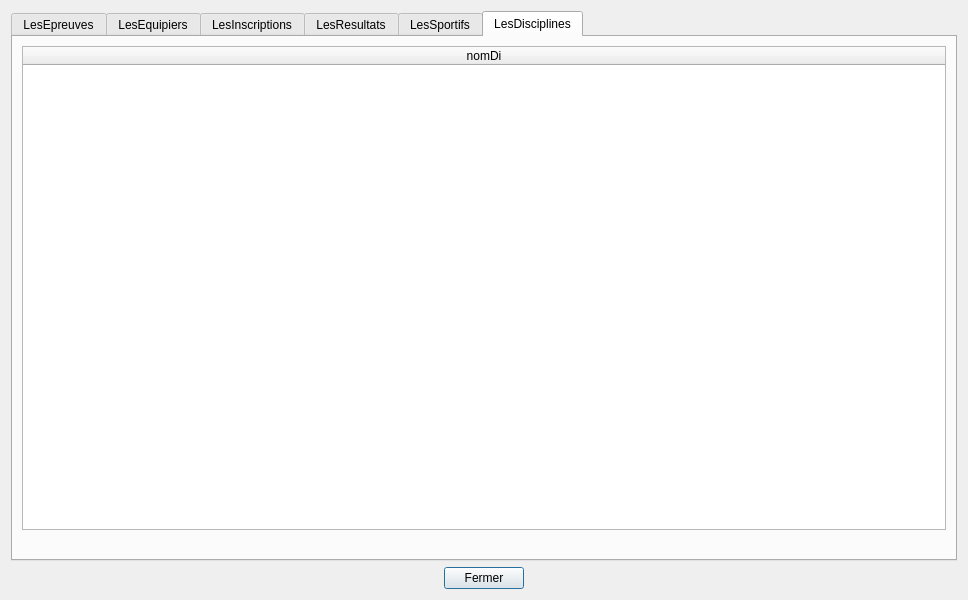
Qt form gui/tablesData.ui (NoxFly/CEBD-project-competition) before a commit.
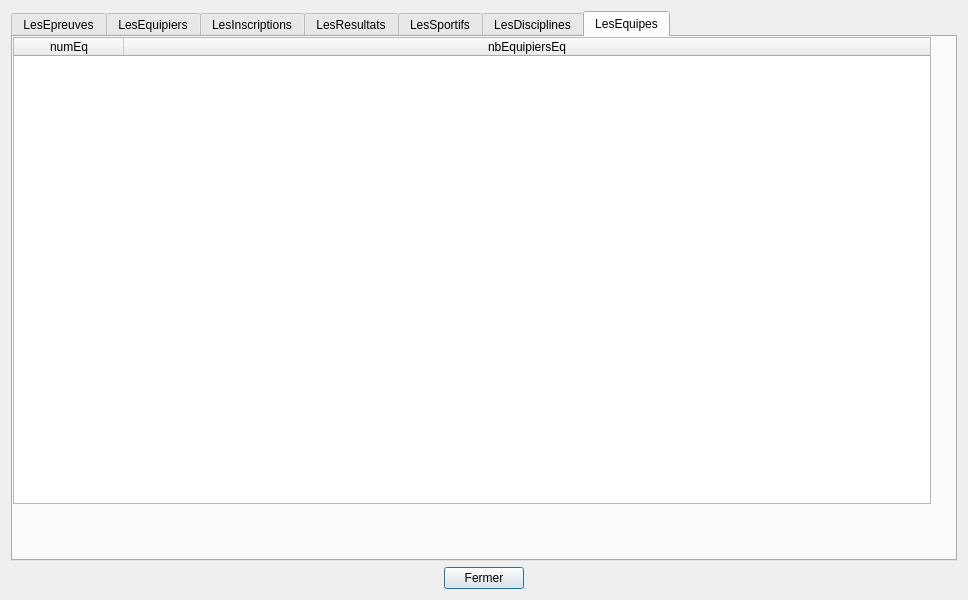
The same form after that commit.

Commit message: 1.2 & 1.4 : add views LesEquipes and LesSportifs and adapt output

Diff of the .ui file:
```diff
--- a/gui/tablesData.ui
+++ b/gui/tablesData.ui
@@ -29,7 +29,7 @@
    <item>
     <widget class="QTabWidget" name="tabWidget">
      <property name="currentIndex">
-      <number>5</number>
+      <number>6</number>
      </property>
      <widget class="QWidget" name="tabEpreuves">
       <attribute name="title">
@@ -619,6 +619,96 @@
        </item>
       </layout>
      </widget>
+     <widget class="QWidget" name="LesEquipes">
+      <attribute name="title">
+       <string>LesEquipes</string>
+      </attribute>
+      <widget class="QLabel" name="label_equipes">
+       <property name="geometry">
+        <rect>
+         <x>10</x>
+         <y>490</y>
+         <width>918</width>
+         <height>16</height>
+        </rect>
+       </property>
+       <property name="palette">
+        <palette>
+         <active>
+          <colorrole role="WindowText">
+           <brush brushstyle="SolidPattern">
+            <color alpha="255">
+             <red>255</red>
+             <green>0</green>
+             <blue>0</blue>
+            </color>
+           </brush>
+          </colorrole>
+         </active>
+         <inactive>
+          <colorrole role="WindowText">
+           <brush brushstyle="SolidPattern">
+            <color alpha="255">
+             <red>255</red>
+             <green>0</green>
+             <blue>0</blue>
+            </color>
+           </brush>
+          </colorrole>
+         </inactive>
+         <disabled>
+          <colorrole role="WindowText">
+           <brush brushstyle="SolidPattern">
+            <color alpha="255">
+             <red>120</red>
+             <green>120</green>
+             <blue>120</blue>
+            </color>
+           </brush>
+          </colorrole>
+         </disabled>
+        </palette>
+       </property>
+       <property name="text">
+        <string/>
+       </property>
+       <property name="alignment">
+        <set>Qt::AlignCenter</set>
+       </property>
+      </widget>
+      <widget class="QTableWidget" name="tableEquipes">
+       <property name="geometry">
+        <rect>
+         <x>0</x>
+         <y>0</y>
+         <width>918</width>
+         <height>467</height>
+        </rect>
+       </property>
+       <attribute name="horizontalHeaderDefaultSectionSize">
+        <number>110</number>
+       </attribute>
+       <attribute name="horizontalHeaderMinimumSectionSize">
+        <number>50</number>
+       </attribute>
+       <attribute name="horizontalHeaderStretchLastSection">
+        <bool>true</bool>
+       </attribute>
+       <attribute name="verticalHeaderVisible">
+        <bool>false</bool>
+       </attribute>
+       <column>
+        <property name="text">
+         <string>numEq</string>
+        </property>
+       </column>
+       <column>
+        <property name="text">
+         <string>nbEquipiersEq</string>
+        </property>
+       </column>
+      </widget>
+     </widget>
     </widget>
    </item>
    <item>
```
Left out of the diff: 7 changed lines with no effect on the pictures. The commit also changes 7 other files.
